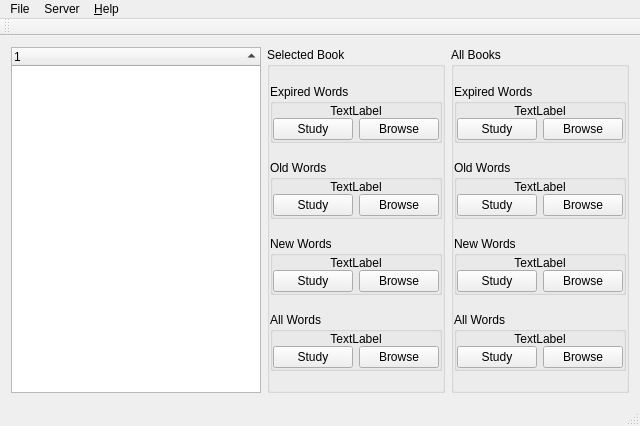
Before: the Qt Designer form HaiBeiDanCi/mainwindow.ui in HuangHuafeng/repeat, drawn with Qt 5.
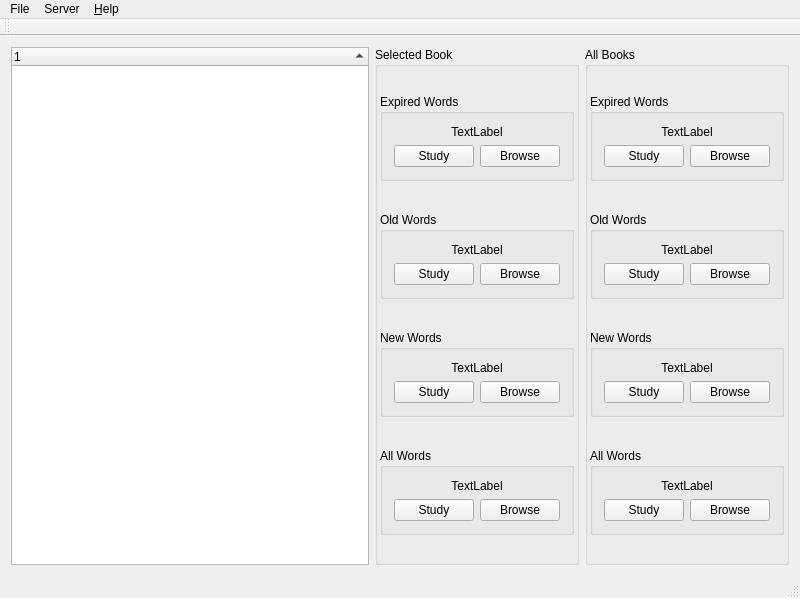
After: the same form once the commit is applied.

The edit to the form file:
```diff
--- a/HaiBeiDanCi/mainwindow.ui
+++ b/HaiBeiDanCi/mainwindow.ui
@@ -6,8 +6,8 @@
    <rect>
     <x>0</x>
     <y>0</y>
-    <width>640</width>
-    <height>426</height>
+    <width>800</width>
+    <height>598</height>
    </rect>
   </property>
   <property name="sizePolicy">
@@ -64,20 +64,17 @@
        <string>Selected Book</string>
       </property>
       <layout class="QVBoxLayout" name="verticalLayout_2">
-       <property name="spacing">
-        <number>0</number>
-       </property>
        <property name="leftMargin">
-        <number>0</number>
+        <number>2</number>
        </property>
        <property name="topMargin">
-        <number>0</number>
+        <number>2</number>
        </property>
        <property name="rightMargin">
-        <number>0</number>
+        <number>2</number>
        </property>
        <property name="bottomMargin">
-        <number>0</number>
+        <number>2</number>
        </property>
        <item>
         <widget class="QGroupBox" name="groupBox_3">
@@ -91,26 +88,8 @@
           <string>Expired Words</string>
          </property>
          <layout class="QHBoxLayout" name="horizontalLayout_2">
-          <property name="spacing">
-           <number>0</number>
-          </property>
-          <property name="leftMargin">
-           <number>0</number>
-          </property>
-          <property name="topMargin">
-           <number>0</number>
-          </property>
-          <property name="rightMargin">
-           <number>0</number>
-          </property>
-          <property name="bottomMargin">
-           <number>0</number>
-          </property>
           <item>
            <layout class="QGridLayout" name="gridLayout">
-            <property name="verticalSpacing">
-             <number>0</number>
-            </property>
             <item row="1" column="0">
              <widget class="QPushButton" name="pushStudyExpiredWords">
               <property name="text">
@@ -158,26 +137,8 @@
           <string>Old Words</string>
          </property>
          <layout class="QHBoxLayout" name="horizontalLayout_3">
-          <property name="spacing">
-           <number>0</number>
-          </property>
-          <property name="leftMargin">
-           <number>0</number>
-          </property>
-          <property name="topMargin">
-           <number>0</number>
-          </property>
-          <property name="rightMargin">
-           <number>0</number>
-          </property>
-          <property name="bottomMargin">
-           <number>0</number>
-          </property>
           <item>
            <layout class="QGridLayout" name="gridLayout_2">
-            <property name="verticalSpacing">
-             <number>0</number>
-            </property>
             <item row="1" column="0">
              <widget class="QPushButton" name="pushStudyOldWords">
               <property name="text">
@@ -225,26 +186,8 @@
           <string>New Words</string>
          </property>
          <layout class="QHBoxLayout" name="horizontalLayout_4">
-          <property name="spacing">
-           <number>0</number>
-          </property>
-          <property name="leftMargin">
-           <number>0</number>
-          </property>
-          <property name="topMargin">
-           <number>0</number>
-          </property>
-          <property name="rightMargin">
-           <number>0</number>
-          </property>
-          <property name="bottomMargin">
-           <number>0</number>
-          </property>
           <item>
            <layout class="QGridLayout" name="gridLayout_3">
-            <property name="verticalSpacing">
-             <number>0</number>
-            </property>
             <item row="1" column="0">
              <widget class="QPushButton" name="pushStudyNewWords">
               <property name="text">
@@ -292,26 +235,8 @@
           <string>All Words</string>
          </property>
          <layout class="QHBoxLayout" name="horizontalLayout_5">
-          <property name="spacing">
-           <number>0</number>
-          </property>
-          <property name="leftMargin">
-           <number>0</number>
-          </property>
-          <property name="topMargin">
-           <number>0</number>
-          </property>
-          <property name="rightMargin">
-           <number>0</number>
-          </property>
-          <property name="bottomMargin">
-           <number>0</number>
-          </property>
           <item>
            <layout class="QGridLayout" name="gridLayout_4">
-            <property name="verticalSpacing">
-             <number>0</number>
-            </property>
             <item row="1" column="0">
              <widget class="QPushButton" name="pushStudyAllWords">
               <property name="text">
@@ -362,20 +287,17 @@
        <string>All Books</string>
       </property>
       <layout class="QVBoxLayout" name="verticalLayout_3">
-       <property name="spacing">
-        <number>0</number>
-       </property>
        <property name="leftMargin">
-        <number>0</number>
+        <number>2</number>
        </property>
        <property name="topMargin">
-        <number>0</number>
+        <number>2</number>
        </property>
        <property name="rightMargin">
-        <number>0</number>
+        <number>2</number>
        </property>
        <property name="bottomMargin">
-        <number>0</number>
+        <number>2</number>
        </property>
        <item>
         <widget class="QGroupBox" name="groupBox_7">
@@ -389,26 +311,8 @@
           <string>Expired Words</string>
          </property>
          <layout class="QHBoxLayout" name="horizontalLayout_6">
-          <property name="spacing">
-           <number>0</number>
-          </property>
-          <property name="leftMargin">
-           <number>0</number>
-          </property>
-          <property name="topMargin">
-           <number>0</number>
-          </property>
-          <property name="rightMargin">
-           <number>0</number>
-          </property>
-          <property name="bottomMargin">
-           <number>0</number>
-          </property>
           <item>
            <layout class="QGridLayout" name="gridLayout_5">
-            <property name="verticalSpacing">
-             <number>0</number>
-            </property>
             <item row="1" column="0">
              <widget class="QPushButton" name="pushGlobalStudyExpiredWords">
               <property name="text">
@@ -456,26 +360,8 @@
           <string>Old Words</string>
          </property>
          <layout class="QHBoxLayout" name="horizontalLayout_7">
-          <property name="spacing">
-           <number>0</number>
-          </property>
-          <property name="leftMargin">
-           <number>0</number>
-          </property>
-          <property name="topMargin">
-           <number>0</number>
-          </property>
-          <property name="rightMargin">
-           <number>0</number>
-          </property>
-          <property name="bottomMargin">
-           <number>0</number>
-          </property>
           <item>
            <layout class="QGridLayout" name="gridLayout_6">
-            <property name="verticalSpacing">
-             <number>0</number>
-            </property>
             <item row="1" column="0">
              <widget class="QPushButton" name="pushGlobalStudyOldWords">
               <property name="text">
@@ -523,26 +409,8 @@
           <string>New Words</string>
          </property>
          <layout class="QHBoxLayout" name="horizontalLayout_9">
-          <property name="spacing">
-           <number>0</number>
-          </property>
-          <property name="leftMargin">
-           <number>0</number>
-          </property>
-          <property name="topMargin">
-           <number>0</number>
-          </property>
-          <property name="rightMargin">
-           <number>0</number>
-          </property>
-          <property name="bottomMargin">
-           <number>0</number>
-          </property>
           <item>
            <layout class="QGridLayout" name="gridLayout_8">
-            <property name="verticalSpacing">
-             <number>0</number>
-            </property>
             <item row="1" column="0">
              <widget class="QPushButton" name="pushGlobalStudyNewWords">
               <property name="text">
@@ -590,26 +458,8 @@
           <string>All Words</string>
          </property>
          <layout class="QHBoxLayout" name="horizontalLayout_8">
-          <property name="spacing">
-           <number>0</number>
-          </property>
-          <property name="leftMargin">
-           <number>0</number>
-          </property>
-          <property name="topMargin">
-           <number>0</number>
-          </property>
-          <property name="rightMargin">
-           <number>0</number>
-          </property>
-          <property name="bottomMargin">
-           <number>0</number>
-          </property>
           <item>
            <layout class="QGridLayout" name="gridLayout_7">
-            <property name="verticalSpacing">
-             <number>0</number>
-            </property>
             <item row="1" column="1">
              <widget class="QPushButton" name="pushGlobalBrowseAllWords">
               <property name="text">
@@ -655,7 +505,7 @@
     <rect>
      <x>0</x>
      <y>0</y>
-     <width>640</width>
+     <width>800</width>
      <height>22</height>
     </rect>
    </property>
```
